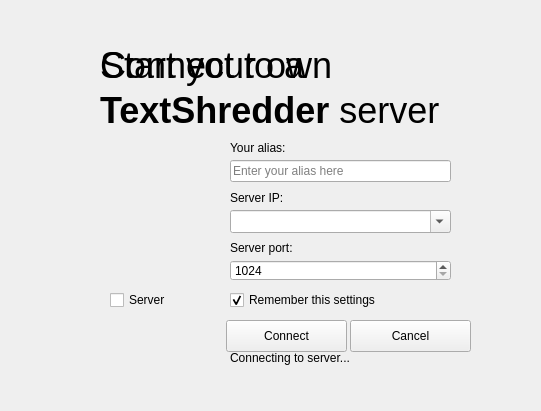
mitchelkuijpers/TextShredder, file textshredder_ui/mainwindow.ui: the form before one commit.
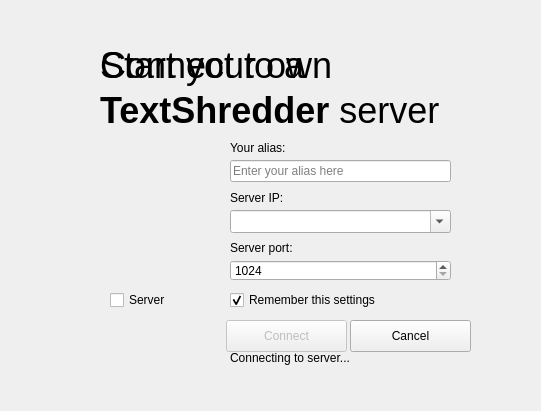
The form after the commit. Icons and pictures are not drawn.

Commit message: Left interface bar now has tabs and you cannot connect/start a server without entering a Alias anymore.

```diff
--- a/textshredder_ui/mainwindow.ui
+++ b/textshredder_ui/mainwindow.ui
@@ -92,6 +92,9 @@
     </property>
    </widget>
    <widget class="QPushButton" name="connectButton">
+    <property name="enabled">
+     <bool>false</bool>
+    </property>
     <property name="geometry">
      <rect>
       <x>226</x>
```
The commit also changes 3 other files.
